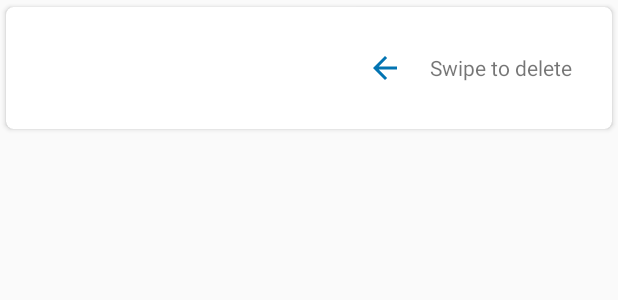
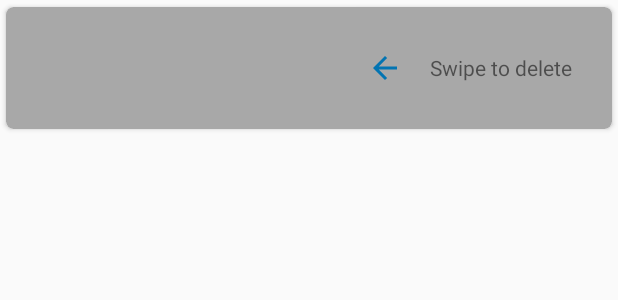
Before and after one commit to woheller69/weather, an Android app: the layout list_item_city_list.xml on its own in the app's theme, with its tools: preview values and no code run, on a phone screen of 412 x 824 dp. Shown: the top 300 px of the screen. Run offline under Robolectric (Android 15) with nearby library versions, the phone set to English and light mode, and no system bars.

Commit message:
some color changes

```diff
--- a/app/src/main/res/layout/list_item_city_list.xml
+++ b/app/src/main/res/layout/list_item_city_list.xml
@@ -5,7 +5,7 @@
     android:layout_width="match_parent"
     android:layout_height="wrap_content"
 
-    app:cardBackgroundColor="@color/white"
+    app:cardBackgroundColor="@color/middlegrey"
     app:cardCornerRadius="@dimen/card_margin"
     app:cardElevation="@dimen/cardview_default_elevation"
     app:cardUseCompatPadding="true">
--- a/app/src/main/res/values-night/colors.xml
+++ b/app/src/main/res/values-night/colors.xml
@@ -7,7 +7,7 @@
     <color name="colorListItem">#FFFFFF</color>
     <color name="middlegrey">#A0A0A0</color>
     <color name="backgroundHighlight">#2A2A2A</color>
-    <color name="white">#000000</color>
+    <color name="white">#303030</color>
     <color name="red">#d01530</color>
     <color name="lightred">#fa7972</color>
     <color name="yellow">#f8f49f</color>
--- a/app/src/main/res/values/colors.xml
+++ b/app/src/main/res/values/colors.xml
@@ -7,7 +7,7 @@
     <color name="colorListItem">#024265</color>
     <color name="backgroundHighlight">#5fa1d2</color>
     <color name="middlegrey">#A8A8A8</color>
-    <color name="white">#ffffff</color>
+    <color name="white">#fafafa</color>
     <color name="red">#d01530</color>
     <color name="lightred">#fa7972</color>
     <color name="yellow">#f8f49f</color>
```
